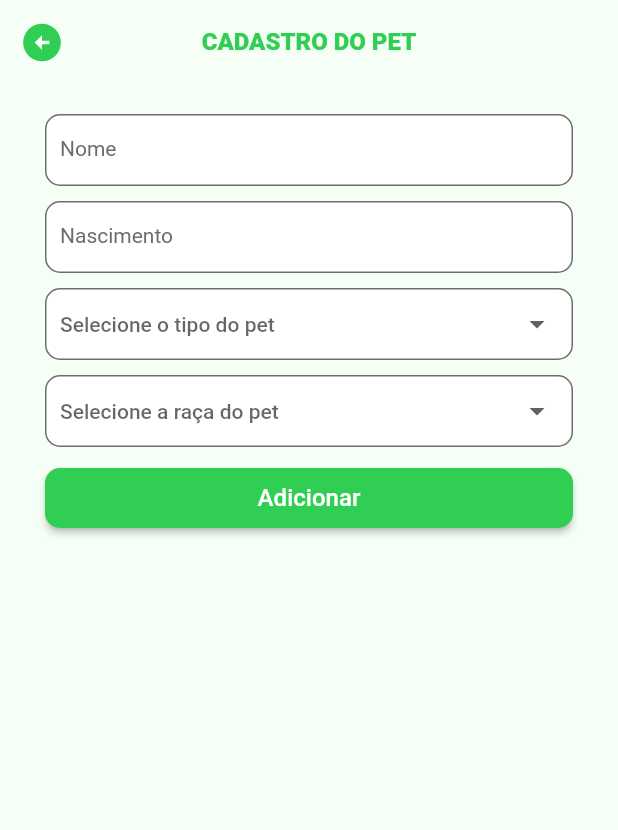
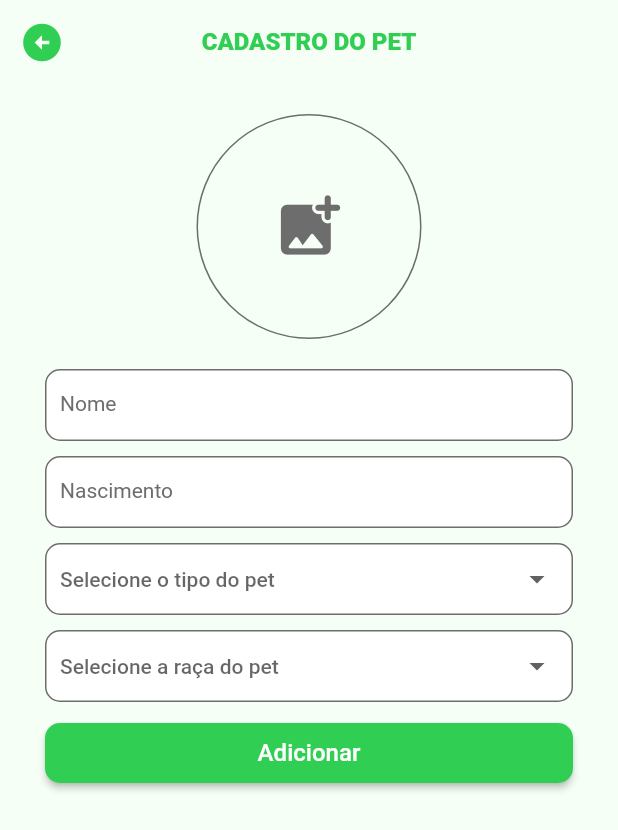
Before and after one commit to menezesho/petshop, a Flutter app: the screen it shows after launch, on a phone screen of 412 x 824 dp. Shown: the top 830 px of the screen. Run offline on Flutter 3.47's test engine with Material 2 defaults, Android fonts, the phone set to English and light mode, and no system bars; our stand-ins replace image_picker, mask_text_input_formatter; missing offline and left inert: mysql1; Roboto replaces fonts that are missing (Poppins).

Commit message:
Andamento no desenvolvimento da tela de adição de pet

```diff
--- a/lib/src/pages/add_pet_page.dart
+++ b/lib/src/pages/add_pet_page.dart
@@ -1,7 +1,10 @@
+import 'dart:io';
+
 import 'package:flutter/material.dart';
 import 'package:petshop/src/database/mysql_configuration.dart';
 import 'package:petshop/src/ui/constants.dart';
 import 'package:mask_text_input_formatter/mask_text_input_formatter.dart';
+import 'package:image_picker/image_picker.dart';
 
 class AddPetPage extends StatefulWidget {
   const AddPetPage({super.key});
@@ -11,12 +14,23 @@ class AddPetPage extends StatefulWidget {
 }
 
 class _AddPetPageState extends State<AddPetPage> {
+  XFile? _imageFile;
   final _formKey = GlobalKey<FormState>();
 
   final TextEditingController _nameController = TextEditingController();
   final TextEditingController _birthController = TextEditingController();
   String? typeSelectedItem;
   String? breedSelectedItem;
+
+  Future<void> _pickImage() async {
+    final imagePicker = ImagePicker();
+    final pickedImage =
+        await imagePicker.pickImage(source: ImageSource.gallery);
+
+    setState(() {
+      _imageFile = pickedImage;
+    });
+  }
 
   @override
   Widget build(BuildContext context) {
@@ -57,6 +71,55 @@ class _AddPetPageState extends State<AddPetPage> {
                     child: Column(
                       mainAxisAlignment: MainAxisAlignment.start,
                       children: [
+                        const SizedBox(
+                          height: 20,
+                        ),
+                        GestureDetector(
+                          onTap: _pickImage,
+                          child: Container(
+                            width: 150.0,
+                            height: 150.0,
+                            decoration: BoxDecoration(
+                              border: Border.all(color: ColorsConstants.grey),
+                              borderRadius: BorderRadius.circular(100.0),
+                            ),
+                            child: _imageFile != null
+                                ? ClipOval(
+                                    child: Image.file(
+                                      File(_imageFile!.path),
+                                      width: 150.0,
+                                      height: 150.0,
+                                      fit: BoxFit.cover,
+                                    ),
+                                  )
+                                : const Center(
+                                    child: Icon(
+                                      Icons.add_photo_alternate_rounded,
+                                      color: ColorsConstants.grey,
+                                      size: 50.0,
+                                    ),
+                                  ),
+                          ),
+                        ),
+                        if (_imageFile != null)
+                          ElevatedButton(
+                            style: ElevatedButton.styleFrom(
+                              minimumSize: const Size(0, 30),
+                              backgroundColor: ColorsConstants.red,
+                              shape: RoundedRectangleBorder(
+                                borderRadius: BorderRadius.circular(10.0),
+                              ),
+                            ),
+                            child: const Text(
+                              'Remover imagem',
+                              style: TextStyle(fontSize: 12.0),
+                            ),
+                            onPressed: () {
+                              setState(() {
+                                _imageFile = null;
+                              });
+                            },
+                          ),
                         const SizedBox(
                           height: 20,
                         ),
@@ -211,7 +274,8 @@ class _AddPetPageState extends State<AddPetPage> {
     try {
       // Realiza a inserção no banco de dados
       await connect.query(
-          "INSERT INTO ANIMAL (NOME, NASCIMENTO, TIPO, ID_RACA) VALUES (?, ?, ?, ?);", [name, birth, type, breed]);
+          "INSERT INTO ANIMAL (NOME, NASCIMENTO, TIPO, ID_RACA) VALUES (?, ?, ?, ?);",
+          [name, birth, type, breed]);
       successful();
     } catch (e) {
       fail(e);
--- a/pubspec.yaml
+++ b/pubspec.yaml
@@ -37,6 +37,7 @@ dependencies:
   cupertino_icons: ^1.0.2
   mysql1: ^0.20.0
   mask_text_input_formatter: ^2.5.0
+  image_picker: ^1.0.4
 
 dev_dependencies:
   flutter_test:
```
Also changed, not shown: pubspec.lock.
